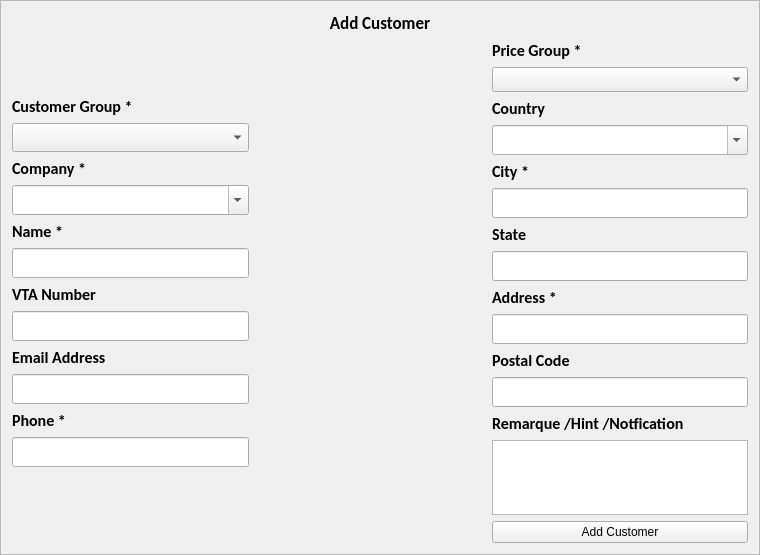
ashraf-kx/stock-manager, file StockManager/People/f_addcustomer.ui: the form before one commit.
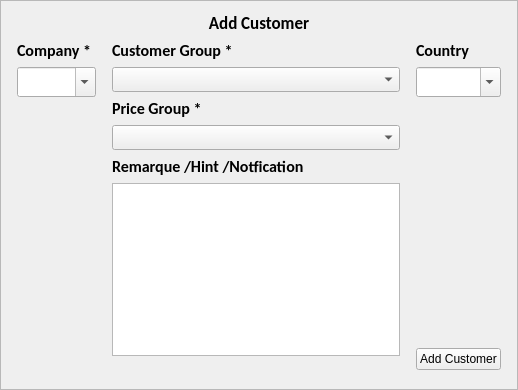
The form after the commit. Custom widgets are drawn as their Qt base class.

Commit message: Using MDLineEdit on all The Widgets was not supporting that

The edit to the form file:
```diff
--- a/StockManager/People/f_addcustomer.ui
+++ b/StockManager/People/f_addcustomer.ui
@@ -6,8 +6,8 @@
    <rect>
     <x>0</x>
     <y>0</y>
-    <width>760</width>
-    <height>555</height>
+    <width>518</width>
+    <height>390</height>
    </rect>
   </property>
   <property name="windowTitle">
@@ -42,58 +42,12 @@
     <layout class="QHBoxLayout" name="layoutMain">
      <item>
       <layout class="QVBoxLayout" name="layoutLeftSide">
-       <item>
-        <spacer name="verticalSpacer_2">
-         <property name="orientation">
-          <enum>Qt::Vertical</enum>
-         </property>
-         <property name="sizeHint" stdset="0">
-          <size>
-           <width>20</width>
-           <height>40</height>
-          </size>
-         </property>
-        </spacer>
-       </item>
-       <item>
-        <widget class="QLabel" name="L_customerGroup">
-         <property name="font">
-          <font>
-           <family>Calibri</family>
-           <pointsize>12</pointsize>
-           <weight>75</weight>
-           <bold>true</bold>
-          </font>
-         </property>
-         <property name="text">
-          <string>Customer Group *</string>
-         </property>
-        </widget>
-       </item>
-       <item>
-        <widget class="QComboBox" name="Cb_customerGroup">
-         <property name="minimumSize">
-          <size>
-           <width>0</width>
-           <height>25</height>
-          </size>
-         </property>
-         <property name="font">
-          <font>
-           <family>Calibri</family>
-           <pointsize>12</pointsize>
-           <weight>75</weight>
-           <bold>true</bold>
-          </font>
-         </property>
-         <property name="cursor">
-          <cursorShape>PointingHandCursor</cursorShape>
-         </property>
-         <property name="editable">
-          <bool>false</bool>
-         </property>
-        </widget>
-       </item>
+       <property name="leftMargin">
+        <number>5</number>
+       </property>
+       <property name="rightMargin">
+        <number>5</number>
+       </property>
        <item>
         <widget class="QLabel" name="L_company">
          <property name="font">
@@ -147,147 +101,98 @@
         </widget>
        </item>
        <item>
-        <widget class="QLabel" name="L_name">
+        <widget class="MDLineEdit" name="W_name">
          <property name="font">
           <font>
-           <family>Calibri</family>
            <pointsize>12</pointsize>
-           <weight>75</weight>
-           <bold>true</bold>
           </font>
          </property>
-         <property name="text">
+         <property name="labelText">
           <string>Name *</string>
          </property>
-        </widget>
-       </item>
-       <item>
-        <widget class="QLineEdit" name="Le_name">
-         <property name="minimumSize">
-          <size>
-           <width>0</width>
-           <height>30</height>
-          </size>
+         <property name="fontSize">
+          <number>15</number>
          </property>
-         <property name="font">
-          <font>
-           <family>Calibri</family>
-           <pointsize>12</pointsize>
-           <weight>75</weight>
-           <italic>true</italic>
-           <bold>true</bold>
-          </font>
+         <property name="helperVisible" stdset="0">
+          <bool>false</bool>
          </property>
-         <property name="maxLength">
-          <number>50</number>
+         <property name="leftIconVisible" stdset="0">
+          <bool>false</bool>
          </property>
+         <property name="rightIconVisible" stdset="0">
+          <bool>false</bool>
+         </property>
         </widget>
        </item>
        <item>
-        <widget class="QLabel" name="L_vtaNumber">
+        <widget class="MDLineEdit" name="W_vtaNumber">
          <property name="font">
           <font>
-           <family>Calibri</family>
            <pointsize>12</pointsize>
-           <weight>75</weight>
-           <bold>true</bold>
           </font>
          </property>
-         <property name="text">
-          <string>VTA Number</string>
+         <property name="labelText">
+          <string>VTA Number *</string>
          </property>
-        </widget>
-       </item>
-       <item>
-        <widget class="QLineEdit" name="Le_vtaNumber">
-         <property name="minimumSize">
-          <size>
-           <width>0</width>
-           <height>30</height>
-          </size>
+         <property name="fontSize">
+          <number>15</number>
          </property>
-         <property name="font">
-          <font>
-           <family>Calibri</family>
-           <pointsize>12</pointsize>
-           <weight>75</weight>
-           <italic>true</italic>
-           <bold>true</bold>
-          </font>
+         <property name="helperVisible" stdset="0">
+          <bool>false</bool>
          </property>
+         <property name="leftIconVisible" stdset="0">
+          <bool>false</bool>
+         </property>
+         <property name="rightIconVisible" stdset="0">
+          <bool>false</bool>
+         </property>
         </widget>
        </item>
        <item>
-        <widget class="QLabel" name="L_email">
+        <widget class="MDLineEdit" name="W_email">
          <property name="font">
           <font>
-           <family>Calibri</family>
            <pointsize>12</pointsize>
-           <weight>75</weight>
-           <bold>true</bold>
           </font>
          </property>
-         <property name="text">
-          <string>Email Address</string>
+         <property name="labelText">
+          <string>Address Email *</string>
          </property>
-        </widget>
-       </item>
-       <item>
-        <widget class="QLineEdit" name="Le_email">
-         <property name="minimumSize">
-          <size>
-           <width>0</width>
-           <height>30</height>
-          </size>
+         <property name="fontSize">
+          <number>15</number>
          </property>
-         <property name="font">
-          <font>
-           <family>Calibri</family>
-           <pointsize>12</pointsize>
-           <weight>75</weight>
-           <italic>true</italic>
-           <bold>true</bold>
-          </font>
+         <property name="helperVisible" stdset="0">
+          <bool>false</bool>
          </property>
-         <property name="maxLength">
-          <number>255</number>
+         <property name="leftIconVisible" stdset="0">
+          <bool>false</bool>
          </property>
+         <property name="rightIconVisible" stdset="0">
+          <bool>false</bool>
+         </property>
         </widget>
        </item>
        <item>
-        <widget class="QLabel" name="L_phone">
+        <widget class="MDLineEdit" name="W_phone">
          <property name="font">
           <font>
-           <family>Calibri</family>
            <pointsize>12</pointsize>
-           <weight>75</weight>
-           <bold>true</bold>
           </font>
          </property>
-         <property name="text">
+         <property name="labelText">
           <string>Phone *</string>
          </property>
-        </widget>
-       </item>
-       <item>
-        <widget class="QLineEdit" name="Le_phone">
-         <property name="minimumSize">
-          <size>
-           <width>0</width>
-           <height>30</height>
-          </size>
+         <property name="fontSize">
+          <number>15</number>
          </property>
-         <property name="font">
-          <font>
-           <family>Calibri</family>
-           <pointsize>12</pointsize>
-           <weight>75</weight>
-           <italic>true</italic>
-           <bold>true</bold>
-          </font>
+         <property name="helperVisible" stdset="0">
+          <bool>false</bool>
          </property>
-         <property name="maxLength">
-          <number>20</number>
+         <property name="leftIconVisible" stdset="0">
+          <bool>false</bool>
+         </property>
+         <property name="rightIconVisible" stdset="0">
+          <bool>false</bool>
          </property>
         </widget>
        </item>
@@ -314,32 +219,54 @@
       </layout>
      </item>
      <item>
-      <spacer name="horizontalSpacer">
-       <property name="orientation">
-        <enum>Qt::Horizontal</enum>
+      <layout class="QVBoxLayout" name="verticalLayout_2" stretch="0,0,0,0,0,0,0">
+       <property name="leftMargin">
+        <number>5</number>
        </property>
-       <property name="sizeHint" stdset="0">
-        <size>
-         <width>40</width>
-         <height>20</height>
-        </size>
+       <property name="topMargin">
+        <number>0</number>
        </property>
-      </spacer>
-     </item>
-     <item>
-      <layout class="QVBoxLayout" name="layoutRightSide">
+       <property name="rightMargin">
+        <number>5</number>
+       </property>
        <item>
-        <spacer name="verticalSpacer_4">
-         <property name="orientation">
-          <enum>Qt::Vertical</enum>
+        <widget class="QLabel" name="L_customerGroup">
+         <property name="font">
+          <font>
+           <family>Calibri</family>
+           <pointsize>12</pointsize>
+           <weight>75</weight>
+           <bold>true</bold>
+          </font>
          </property>
-         <property name="sizeHint" stdset="0">
+         <property name="text">
+          <string>Customer Group *</string>
+         </property>
+        </widget>
+       </item>
+       <item>
+        <widget class="QComboBox" name="Cb_customerGroup">
+         <property name="minimumSize">
           <size>
-           <width>20</width>
-           <height>40</height>
+           <width>0</width>
+           <height>25</height>
           </size>
          </property>
-        </spacer>
+         <property name="font">
+          <font>
+           <family>Calibri</family>
+           <pointsize>12</pointsize>
+           <weight>75</weight>
+           <bold>true</bold>
+          </font>
+         </property>
+         <property name="cursor">
+          <cursorShape>PointingHandCursor</cursorShape>
+         </property>
+         <property name="editable">
+          <bool>false</bool>
+         </property>
+        </widget>
        </item>
        <item>
         <widget class="QLabel" name="label_3">
@@ -381,6 +308,60 @@
         </widget>
        </item>
        <item>
+        <widget class="QLabel" name="label_4">
+         <property name="font">
+          <font>
+           <family>Calibri</family>
+           <pointsize>12</pointsize>
+           <weight>75</weight>
+           <bold>true</bold>
+          </font>
+         </property>
+         <property name="text">
+          <string>Remarque /Hint /Notfication</string>
+         </property>
+        </widget>
+       </item>
+       <item>
+        <widget class="QTextEdit" name="Te_remarque">
+         <property name="font">
+          <font>
+           <family>Calibri</family>
+           <pointsize>11</pointsize>
+           <weight>75</weight>
+           <italic>true</italic>
+           <bold>true</bold>
+          </font>
+         </property>
+        </widget>
+       </item>
+       <item>
+        <spacer name="verticalSpacer_7">
+         <property name="orientation">
+          <enum>Qt::Vertical</enum>
+         </property>
+         <property name="sizeHint" stdset="0">
+          <size>
+           <width>20</width>
+           <height>40</height>
+          </size>
+         </property>
+        </spacer>
+       </item>
+      </layout>
+     </item>
+     <item>
+      <layout class="QVBoxLayout" name="layoutRightSide">
+       <property name="leftMargin">
+        <number>5</number>
+       </property>
+       <property name="rightMargin">
+        <number>5</number>
+       </property>
+       <property name="bottomMargin">
+        <number>8</number>
+       </property>
+       <item>
         <widget class="QLabel" name="L_country">
          <property name="font">
           <font>
@@ -430,153 +411,98 @@
         </widget>
        </item>
        <item>
-        <widget class="QLabel" name="L_city">
+        <widget class="MDLineEdit" name="W_city">
          <property name="font">
           <font>
-           <family>Calibri</family>
            <pointsize>12</pointsize>
-           <weight>75</weight>
-           <bold>true</bold>
           </font>
          </property>
-         <property name="text">
+         <property name="labelText">
           <string>City *</string>
          </property>
-        </widget>
-       </item>
-       <item>
-        <widget class="QLineEdit" name="Le_city">
-         <property name="minimumSize">
-          <size>
-           <width>0</width>
-           <height>30</height>
-          </size>
+         <property name="fontSize">
+          <number>15</number>
          </property>
-         <property name="font">
-          <font>
-           <family>Calibri</family>
-           <pointsize>12</pointsize>
-           <weight>75</weight>
-           <italic>true</italic>
-           <bold>true</bold>
-          </font>
+         <property name="helperVisible" stdset="0">
+          <bool>false</bool>
          </property>
-         <property name="maxLength">
-          <number>100</number>
+         <property name="leftIconVisible" stdset="0">
+          <bool>false</bool>
          </property>
-         <property name="echoMode">
-          <enum>QLineEdit::Normal</enum>
+         <property name="rightIconVisible" stdset="0">
+          <bool>false</bool>
          </property>
         </widget>
        </item>
        <item>
-        <widget class="QLabel" name="L_state">
+        <widget class="MDLineEdit" name="W_state">
          <property name="font">
           <font>
-           <family>Calibri</family>
            <pointsize>12</pointsize>
-           <weight>75</weight>
-           <bold>true</bold>
           </font>
          </property>
-         <property name="text">
+         <property name="labelText">
           <string>State</string>
          </property>
-        </widget>
-       </item>
-       <item>
-        <widget class="QLineEdit" name="Le_state">
-         <property name="minimumSize">
-          <size>
-           <width>0</width>
-           <height>30</height>
-          </size>
+         <property name="fontSize">
+          <number>15</number>
          </property>
-         <property name="font">
-          <font>
-           <family>Calibri</family>
-           <pointsize>12</pointsize>
-           <weight>75</weight>
-           <italic>true</italic>
-           <bold>true</bold>
-          </font>
+         <property name="helperVisible" stdset="0">
+          <bool>false</bool>
          </property>
-         <property name="maxLength">
-          <number>100</number>
+         <property name="leftIconVisible" stdset="0">
+          <bool>false</bool>
          </property>
-         <property name="echoMode">
-          <enum>QLineEdit::Normal</enum>
+         <property name="rightIconVisible" stdset="0">
+          <bool>false</bool>
          </property>
         </widget>
        </item>
        <item>
-        <widget class="QLabel" name="L_address">
+        <widget class="MDLineEdit" name="W_address">
          <property name="font">
           <font>
-           <family>Calibri</family>
            <pointsize>12</pointsize>
-           <weight>75</weight>
-           <bold>true</bold>
           </font>
          </property>
-         <property name="text">
+         <property name="labelText">
           <string>Address *</string>
          </property>
-        </widget>
-       </item>
-       <item>
-        <widget class="QLineEdit" name="Le_address">
-         <property name="minimumSize">
-          <size>
-           <width>0</width>
-           <height>30</height>
-          </size>
+         <property name="fontSize">
+          <number>15</number>
          </property>
-         <property name="font">
-          <font>
-           <family>Calibri</family>
-           <pointsize>12</pointsize>
-           <weight>75</weight>
-           <italic>true</italic>
-           <bold>true</bold>
-          </font>
+         <property name="helperVisible" stdset="0">
+          <bool>false</bool>
          </property>
-         <property name="maxLength">
-          <number>50</number>
+         <property name="leftIconVisible" stdset="0">
+          <bool>false</bool>
          </property>
+         <property name="rightIconVisible" stdset="0">
+          <bool>false</bool>
+         </property>
         </widget>
        </item>
        <item>
-        <widget class="QLabel" name="L_postalCode">
+        <widget class="MDLineEdit" name="W_postalcode">
          <property name="font">
           <font>
-           <family>Calibri</family>
            <pointsize>12</pointsize>
-           <weight>75</weight>
-           <bold>true</bold>
           </font>
          </property>
-         <property name="text">
+         <property name="labelText">
           <string>Postal Code</string>
          </property>
-        </widget>
-       </item>
-       <item>
-        <widget class="QLineEdit" name="Le_postalCode">
-         <property name="minimumSize">
-          <size>
-           <width>0</width>
-           <height>30</height>
-          </size>
+         <property name="fontSize">
+          <number>15</number>
          </property>
-         <property name="font">
-          <font>
-           <family>Calibri</family>
-           <pointsize>12</pointsize>
-           <weight>75</weight>
-           <italic>true</italic>
-           <bold>true</bold>
-          </font>
+         <property name="helperVisible" stdset="0">
+          <bool>false</bool>
+         </property>
+         <property name="leftIconVisible" stdset="0">
+          <bool>false</bool>
+         </property>
+         <property name="rightIconVisible" stdset="0">
+          <bool>false</bool>
          </property>
         </widget>
        </item>
@@ -593,47 +519,6 @@
          </property>
         </spacer>
        </item>
-       <item>
-        <widget class="QLabel" name="label_4">
-         <property name="font">
-          <font>
-           <family>Calibri</family>
-           <pointsize>12</pointsize>
-           <weight>75</weight>
-           <bold>true</bold>
-          </font>
-         </property>
-         <property name="text">
-          <string>Remarque /Hint /Notfication</string>
-         </property>
-        </widget>
-       </item>
-       <item>
-        <widget class="QTextEdit" name="Te_remarque">
-         <property name="font">
-          <font>
-           <family>Calibri</family>
-           <pointsize>11</pointsize>
-           <weight>75</weight>
-           <italic>true</italic>
-           <bold>true</bold>
-          </font>
-         </property>
-        </widget>
-       </item>
-       <item>
-        <spacer name="verticalSpacer_5">
-         <property name="orientation">
-          <enum>Qt::Vertical</enum>
-         </property>
-         <property name="sizeHint" stdset="0">
-          <size>
-           <width>20</width>
-           <height>40</height>
-          </size>
-         </property>
-        </spacer>
-       </item>
        <item>
         <widget class="QPushButton" name="Bt_addCustomer">
          <property name="text">
@@ -647,6 +532,13 @@
    </item>
   </layout>
  </widget>
+ <customwidgets>
+  <customwidget>
+   <class>MDLineEdit</class>
+   <extends>QWidget</extends>
+   <header>mdlineedit.h</header>
+  </customwidget>
+ </customwidgets>
  <resources/>
  <connections/>
 </ui>
```
The commit also changes 49 other files.
